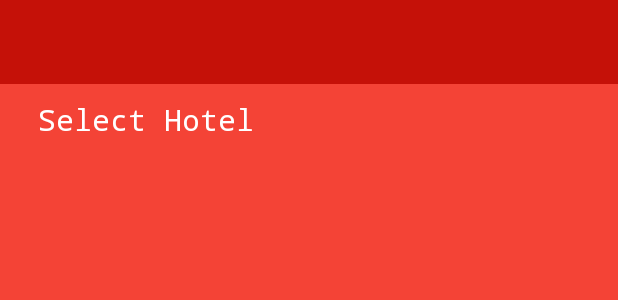
After one commit to 58050360/HereLKB, an Android app: the layout activity_hotel.xml on its own in the app's theme, with its tools: preview values and no code run, on a phone screen of 412 x 824 dp. The commit adds this screen. Shown: the top 300 px of the screen. Run offline under Robolectric (Android 15) with nearby library versions, the phone set to English and light mode, and no system bars.

Commit message:
place + hotel update

```diff
--- a/app/src/main/AndroidManifest.xml
+++ b/app/src/main/AndroidManifest.xml
@@ -17,7 +17,8 @@
         android:label="@string/app_name"
         android:supportsRtl="true"
         android:theme="@style/AppTheme">
-        <activity android:name=".PlaceActivity"></activity>
+        <activity android:name=".HotelActivity"></activity>
+        <activity android:name=".PlaceActivity" />
         <activity
             android:name=".FoodActivity"
             android:label="  " />
--- /dev/null
+++ b/app/src/main/res/layout/activity_hotel.xml
@@ -0,0 +1,44 @@
+<?xml version="1.0" encoding="utf-8"?>
+<RelativeLayout xmlns:android="http://schemas.android.com/apk/res/android"
+    xmlns:app="http://schemas.android.com/apk/res-auto"
+    xmlns:tools="http://schemas.android.com/tools"
+    android:layout_width="match_parent"
+    android:layout_height="match_parent"
+    android:background="@color/back"
+    tools:context=".HotelActivity">
+
+
+    <android.support.v7.widget.Toolbar
+        android:id="@+id/toolbar"
+        android:layout_width="match_parent"
+        android:layout_height="wrap_content"
+        android:background="@color/toolbar" />
+
+
+    <TextView
+        android:id="@+id/txt_hotel"
+        android:layout_width="match_parent"
+        android:layout_height="wrap_content"
+        android:layout_below="@id/toolbar"
+        android:layout_alignParentStart="true"
+        android:layout_marginStart="25dp"
+        android:layout_marginTop="10dp"
+        android:text="Select Hotel"
+        android:textColor="#FFFFFF"
+        android:textSize="20dp"
+        android:textStyle="normal"
+        android:typeface="monospace" />
+
+
+
+
+    <android.support.v7.widget.RecyclerView
+        android:id="@+id/recycleview_hotel"
+        android:layout_width="match_parent"
+        android:layout_height="match_parent"
+        android:layout_below="@id/txt_hotel"
+        android:layout_marginTop="10dp"
+        android:visibility="gone"
+        tools:itemCount="5"></android.support.v7.widget.RecyclerView>
+
+</RelativeLayout>
```
Also changed, not shown: app/src/main/java/com/skyzhaneul/herelkb/HotelActivity.java (added, +252 -0 lines), app/src/main/java/com/skyzhaneul/herelkb/MainActivity.java (+14 -0 lines).
